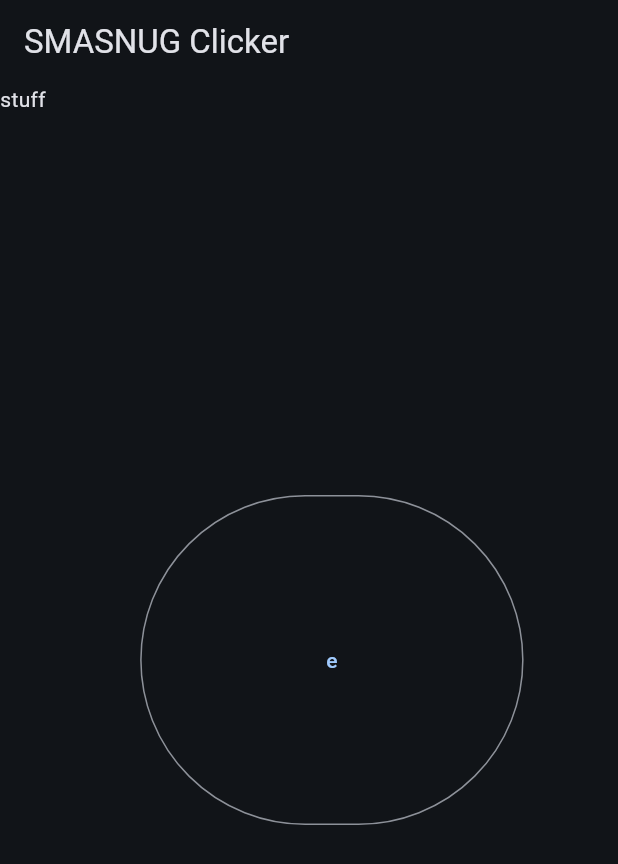
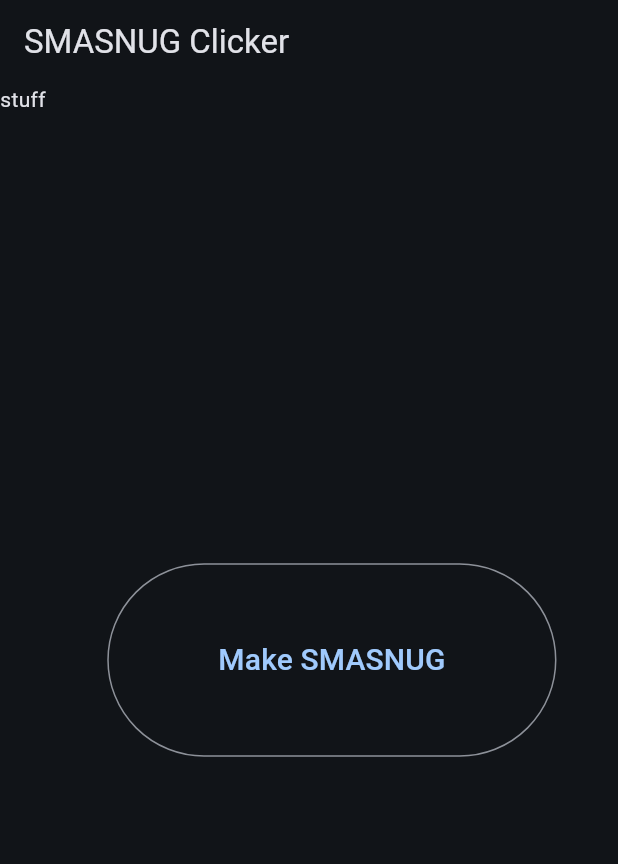
Before and after one commit to Inglan2/smasnug_clicker, a Flutter app: the screen it shows after launch, on a phone screen of 412 x 824 dp. Shown: the top 864 px of the screen. Run offline on Flutter 3.47's test engine with Material 3 defaults, Android fonts, the phone set to English and light mode, and no system bars.

Commit message:
Tweak style for button

```diff
--- a/lib/main.dart
+++ b/lib/main.dart
@@ -47,8 +47,13 @@ class HomePage extends StatelessWidget {
               child: OutlinedButton(
                   onPressed: () {},
                   child: Container(
-                    child: Text("e"),
-                    padding: EdgeInsets.all(100),
+                    child: Text(
+                      "Make SMASNUG",
+                      style: new TextStyle(
+                        fontSize: 20.0,
+                      ),
+                    ),
+                    padding: EdgeInsets.all(50),
                   )),
             ),
           ),
```
